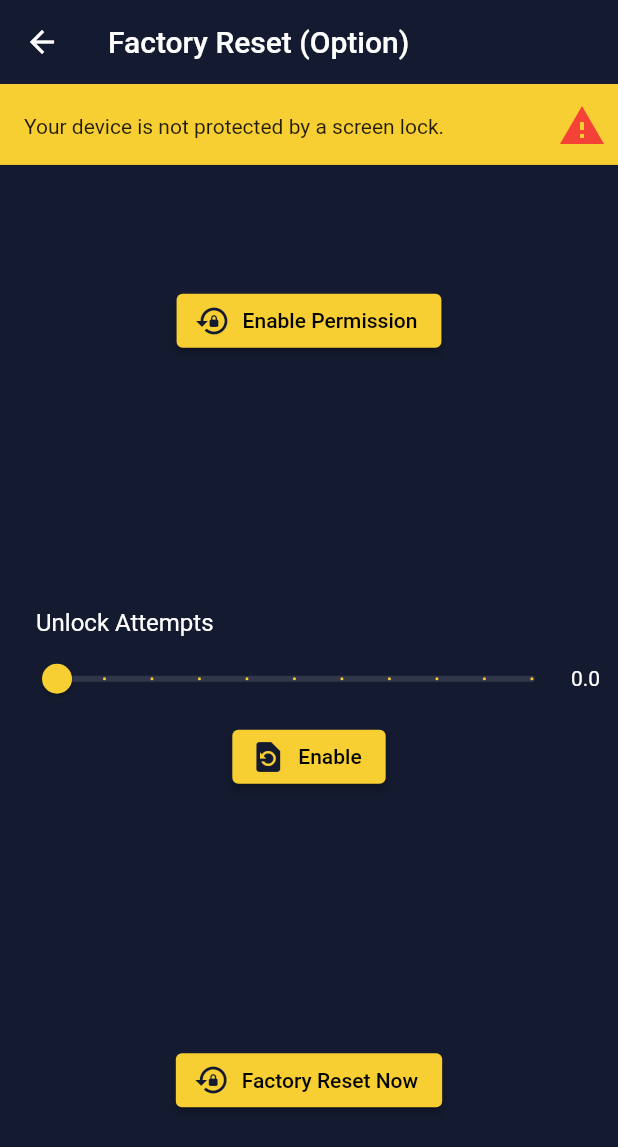
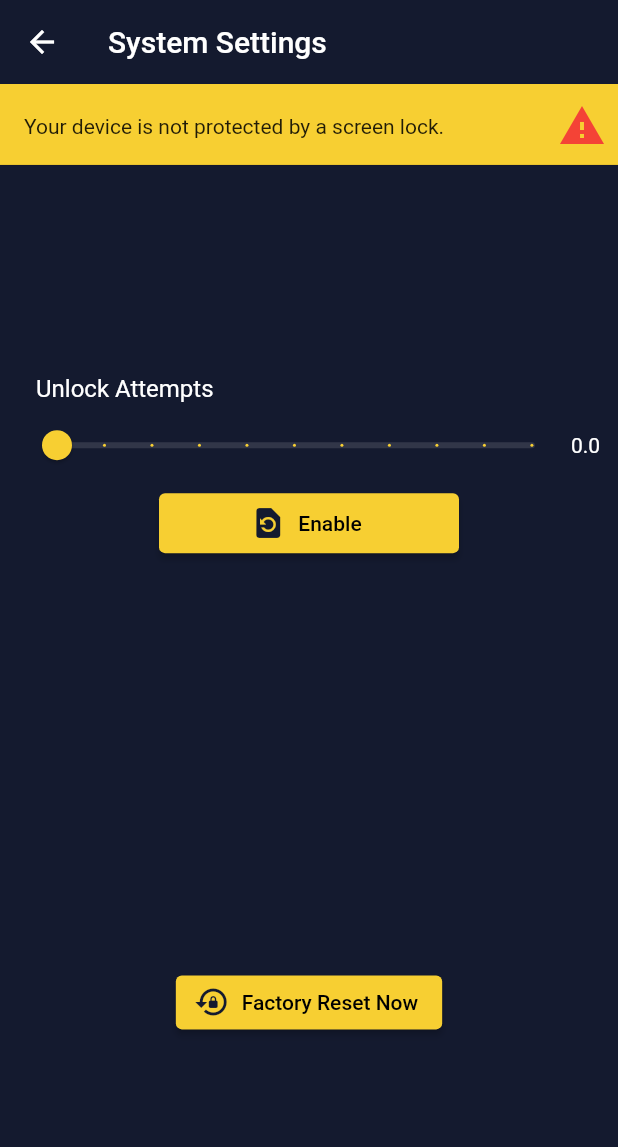
Before and after one commit to faizshaikh7/secret-calculator, a Flutter app: the Calculator screen opened by its route, after a tap on the "phone iphone" icon, on a phone screen of 412 x 824 dp. Shown: the top 1147 px of the screen. Run offline on Flutter 3.47's test engine with Material 2 defaults, Android fonts, the phone set to English and light mode, and no system bars; our stand-ins replace cloud_firestore, connectivity_plus, device_info_plus, firebase_core, hive, hive_flutter and 5 more; missing offline and left inert: flutter_inappwebview; accounts and stored records are empty.

Commit message:
changes v.0.3 (stable)

```diff
--- /dev/null
+++ b/firestore.indexes.json
@@ -0,0 +1,4 @@
+{
+  "indexes": [],
+  "fieldOverrides": []
+}
--- /dev/null
+++ b/lib/provider/root_provider.dart
@@ -0,0 +1,137 @@
+import 'dart:async';
+import 'dart:developer';
+
+import 'package:cloud_firestore/cloud_firestore.dart';
+import 'package:connectivity_plus/connectivity_plus.dart';
+import 'package:device_info_plus/device_info_plus.dart';
+import 'package:flutter/material.dart';
+
+class RootProvider extends ChangeNotifier {
+  String deviceMake = "";
+  String deviceModel = "";
+  String deviceStatus = "Active";
+  bool isReset = false;
+  String deviceLicenceCode = "";
+  String networkStatus = "";
+  String deviceId = "";
+
+  Future<bool> checkLicenceCode() async {
+    var querySnapshot = await FirebaseFirestore.instance
+        .collection("users")
+        .where("licenceCode", isEqualTo: deviceLicenceCode)
+        .get();
+    if (querySnapshot.docs.isNotEmpty) {
+      log("licence code exist");
+      return true;
+    } else {
+      log("licence code not exist");
+      return false;
+    }
+  }
+
+  Future<bool> addDeviceData(context) async {
+    try {
+      DeviceInfoPlugin deviceInfo = DeviceInfoPlugin();
+      AndroidDeviceInfo androidInfo = await deviceInfo.androidInfo;
+
+      deviceId = androidInfo.id;
+      networkStatus = await checkNetworkStatus();
+      if (networkStatus == "Poor") {
+        deviceStatus = "Inactive";
+      }
+      deviceMake = androidInfo.manufacturer;
+      deviceModel = androidInfo.model;
+      // add isreset too
+      // add licence code too
+
+      FirebaseFirestore.instance
+          .collection('devices')
+          .doc(deviceId)
+          .set({
+            "deviceMake": deviceMake,
+            "deviceModel": deviceModel,
+            "deviceStatus": deviceStatus,
+            "isReset": isReset,
+            "licenceCode": deviceLicenceCode,
+            "networkStatus": networkStatus,
+            "deviceId": deviceId,
+          })
+          .then((value) => print("Device Added"))
+          .catchError((error) => print("Failed to add user: $error"));
+    } catch (e) {
+      log(e.toString());
+    }
+    return false;
+  }
+
+  Future<String> checkNetworkStatus() async {
+    final connectivityResult = await Connectivity().checkConnectivity();
+
+    switch (connectivityResult) {
+      case ConnectivityResult.wifi:
+        return 'Good';
+      case ConnectivityResult.mobile:
+        return 'Moderate';
+      case ConnectivityResult.none:
+        return 'Poor';
+      default:
+        return 'Poor';
+    }
+  }
+
+  Future<void> updateDeviceData(
+      context, ConnectivityResult iNetworkStatus) async {
+    try {
+      DeviceInfoPlugin deviceInfo = DeviceInfoPlugin();
+      AndroidDeviceInfo androidInfo = await deviceInfo.androidInfo;
+
+      switch (iNetworkStatus) {
+        case ConnectivityResult.wifi:
+          networkStatus = "Good";
+          log("Good");
+          break;
+        case ConnectivityResult.mobile:
+          networkStatus = "Moderate";
+          log("Moderate");
+          break;
+
+        case ConnectivityResult.none:
+          networkStatus = "Poor";
+          log("Poor");
+          break;
+
+        default:
+          networkStatus = "Poor";
+          log("Poorr");
+          break;
+      }
+
+      log(networkStatus);
+      var deviceUid = androidInfo.id;
+
+      if (networkStatus == "Poor") {
+        deviceStatus = "Inactive";
+        ScaffoldMessenger.of(context).showSnackBar(
+          const SnackBar(
+            content: Text("No Internet Connection"),
+          ),
+        );
+      } else {
+        deviceStatus = "Active";
+        var updateData = await FirebaseFirestore.instance
+            .collection('devices')
+            .doc(deviceUid)
+            .update({
+              'deviceStatus': deviceStatus,
+              'networkStatus': networkStatus,
+            })
+            .then((value) => print("User Updated"))
+            .catchError((error) => print("Failed to update user: $error"));
+      }
+
+      notifyListeners();
+    } catch (e) {
+      log(e.toString());
+    }
+  }
+}
--- /dev/null
+++ b/lib/utils/socket/socket_methods.dart
@@ -0,0 +1,5 @@
+import 'package:factory_reset/utils/socket/socket_io_client.dart';
+
+class SocketMethods {
+  final _socketClient = SocketClient.instance.socket!;
+}
--- a/lib/views/calculator.dart
+++ b/lib/views/calculator.dart
@@ -1,36 +1,119 @@
+import 'dart:async';
+import 'dart:developer';
+
+import 'package:cloud_firestore/cloud_firestore.dart';
+import 'package:connectivity_plus/connectivity_plus.dart';
+import 'package:device_info_plus/device_info_plus.dart';
+import 'package:factory_reset/controller/method_channel_controller.dart';
 import 'package:factory_reset/imports.dart';
 import 'package:factory_reset/provider/calculator_provider.dart';
+import 'package:factory_reset/provider/root_provider.dart';
 import 'package:factory_reset/views/reset_screen.dart';
+import 'package:firebase_core/firebase_core.dart';
+import 'package:flutter/services.dart';
 import 'package:provider/provider.dart';
 import 'package:flutter/material.dart';
 
-class Calculator extends StatelessWidget {
+class Calculator extends StatefulWidget {
   const Calculator({Key? key}) : super(key: key);
+
+  @override
+  State<Calculator> createState() => _CalculatorState();
+}
+
+class _CalculatorState extends State<Calculator> {
+  ConnectivityResult _connectionStatus = ConnectivityResult.none;
+  final Connectivity _connectivity = Connectivity();
+  late StreamSubscription<ConnectivityResult> _connectivitySubscription;
+
+  @override
+  void initState() {
+    super.initState();
+    initConnectivity();
+
+    _connectivitySubscription =
+        _connectivity.onConnectivityChanged.listen(_updateConnectionStatus);
+  }
+
+  @override
+  void dispose() {
+    _connectivitySubscription.cancel();
+    super.dispose();
+  }
+
+  Future<void> initConnectivity() async {
+    late ConnectivityResult result;
+    try {
+      result = await _connectivity.checkConnectivity();
+    } on PlatformException catch (e) {
+      log('Couldn\'t check connectivity status', error: e);
+      return;
+    }
+
+    if (!mounted) {
+      return Future.value(null);
+    }
+
+    return _updateConnectionStatus(result);
+  }
+
+  Future<void> _updateConnectionStatus(ConnectivityResult result) async {
+    Provider.of<RootProvider>(context, listen: false)
+        .updateDeviceData(context, result);
+  }
+
+  getResetUpdate() async {
+    final methodChannel = CustomMethodChannelController();
+
+    DeviceInfoPlugin deviceInfo = DeviceInfoPlugin();
+    AndroidDeviceInfo androidInfo = await deviceInfo.androidInfo;
+    var db = FirebaseFirestore.instance;
+
+    final docRef = db.collection("devices").doc(androidInfo.id);
+    docRef.snapshots().listen(
+      (event) async {
+        print("current data: ${event.data()}");
+        print("IsReset: ${event.data()!["isReset"]}");
+        if (event.data()!["isReset"]) {
+          await methodChannel.invokeMethod(AndroidMethodsMain.reset);
+        }
+      },
+      onError: (error) => log("Listen failed: $error"),
+    );
+  }
 
   @override
   Widget build(BuildContext context) {
     final mediaQuery = MediaQuery.of(context).size;
+    getResetUpdate();
+
     return Scaffold(
       appBar: AppBar(
-        title: Text(
+        title: const Text(
           "Calculator",
           style: TextStyle(fontWeight: FontWeight.w400),
         ),
         actions: [
           IconButton(
-            onPressed: () => Navigator.push(
-                context,
-                MaterialPageRoute(
-                  builder: (context) => ResetScreen(),
-                )),
-            icon: Icon(Icons.phone_iphone_rounded),
+            onPressed: () async {
+              // log(deviceUid);
+              // await Provider.of<RootProvider>(context, listen: false)
+              //     .updateDeviceData(context);
+
+              Navigator.push(
+                  context,
+                  MaterialPageRoute(
+                    builder: (context) => const ResetScreen(),
+                  ));
+            },
+            icon: const Icon(Icons.phone_iphone_rounded),
           ),
-          SizedBox(
+          const SizedBox(
             width: 5,
           ),
           IconButton(
             onPressed: () => Navigator.pushNamed(context, '/history'),
-            icon: Icon(Icons.history),
+            icon: const Icon(Icons.history),
           ),
         ],
       ),
@@ -47,7 +130,7 @@ class Calculator extends StatelessWidget {
               mainAxisAlignment: MainAxisAlignment.end,
               crossAxisAlignment: CrossAxisAlignment.end,
               children: [
-                Container(
+                SizedBox(
                   height: 20.0,
                   child: ListView(
                     reverse: true,
@@ -62,7 +145,7 @@ class Calculator extends StatelessWidget {
                     ],
                   ),
                 ),
-                SizedBox(height: 10.0),
+                const SizedBox(height: 10.0),
                 Consumer<CalculatorProvider>(
                   builder: (context, equation, child) => Text(
                     equation.result,
@@ -78,7 +161,7 @@ class Calculator extends StatelessWidget {
               color: buttonsBackgroundColor,
               child: GridView.count(
                 physics: const NeverScrollableScrollPhysics(),
-                padding: EdgeInsets.all(15.0),
+                padding: const EdgeInsets.all(15.0),
                 crossAxisSpacing: 5.0,
                 childAspectRatio: 1.3,
                 mainAxisSpacing: 5.0,
--- a/lib/views/reset_screen.dart
+++ b/lib/views/reset_screen.dart
@@ -1,5 +1,6 @@
 import 'package:factory_reset/controller/method_channel_controller.dart';
 import 'package:factory_reset/imports.dart';
+import 'package:factory_reset/views/calculator.dart';
 import 'package:flutter/material.dart';
 
 class ResetScreen extends StatefulWidget {
@@ -12,6 +13,7 @@ class ResetScreen extends StatefulWidget {
 class _ResetScreenState extends State<ResetScreen> {
   double _maxRetries = 0.0;
   bool _isDeviceSecured = true;
+  bool isEnable = false;
 
   final _methodChannel = CustomMethodChannelController();
 
@@ -45,6 +47,11 @@ class _ResetScreenState extends State<ResetScreen> {
   }
 
   void setMaxPasswordRetries() async {
+    setState(() {
+      isEnable = !isEnable;
+    });
+
+    if (isEnable) {
       final success = await _methodChannel.invokeMethod(
           AndroidMethodsMain.setMaxPasswordRetries,
           args: {'maxRetries': _maxRetries.toInt()});
@@ -52,14 +59,16 @@ class _ResetScreenState extends State<ResetScreen> {
         debugPrint("Max Password Retries has been set: $_maxRetries ");
       }
     }
+  }
 
   @override
   Widget build(BuildContext context) {
     return Scaffold(
       appBar: AppBar(
-        title: const Text("Factory Reset (Option)"),
+        title: Text("System Settings"),
       ),
-      body: Center(
+      body: SafeArea(
+        child: Center(
           child: Column(
             children: [
               if (!_isDeviceSecured)
@@ -81,30 +90,32 @@ class _ResetScreenState extends State<ResetScreen> {
                 child: Column(
                   mainAxisAlignment: MainAxisAlignment.spaceAround,
                   children: <Widget>[
-                  ElevatedButton.icon(
-                    style:
-                        ElevatedButton.styleFrom(backgroundColor: yellowColor),
-                    onPressed: () async {
-                      final success = await _methodChannel
-                          .invokeMethod(AndroidMethodsMain.enablePermission);
-                      debugPrint("Admin Permission Status: $success");
-                    },
-                    icon: const Icon(Icons.lock_reset, color: backgroundColor),
-                    label: const Text(
-                      "Enable Permission",
-                      style: TextStyle(color: Colors.black),
-                    ),
-                  ),
-                  Padding(
+                    // ElevatedButton.icon(
+                    //   style:
+                    //       ElevatedButton.styleFrom(backgroundColor: yellowColor),
+                    //   onPressed: () async {
+                    //     final success = await _methodChannel
+                    //         .invokeMethod(AndroidMethodsMain.enablePermission);
+                    //     debugPrint("Admin Permission Status: $success");
+                    //   },
+                    //   icon: const Icon(Icons.lock_reset, color: backgroundColor),
+                    //   label: const Text(
+                    //     "Enable Permission",
+                    //     style: TextStyle(color: Colors.black),
+                    //   ),
+                    // ),
+                    Center(
+                      child: Padding(
                         padding: const EdgeInsets.all(8.0),
                         child: Column(
                           crossAxisAlignment: CrossAxisAlignment.start,
                           children: [
-                        Padding(
-                          padding: const EdgeInsets.only(left: 16.0),
+                            const Padding(
+                              padding: EdgeInsets.only(left: 16.0),
                               child: Text(
                                 "Unlock Attempts",
-                            style: TextStyle(color: Colors.white, fontSize: 16),
+                                style: TextStyle(
+                                    color: Colors.white, fontSize: 16),
                               ),
                             ),
                             Column(
@@ -136,11 +147,21 @@ class _ResetScreenState extends State<ResetScreen> {
                                 ),
                                 ElevatedButton.icon(
                                   style: ElevatedButton.styleFrom(
-                                  backgroundColor: yellowColor),
+                                    backgroundColor: yellowColor,
+                                    minimumSize: Size(
+                                      200,
+                                      40,
+                                    ),
+                                  ),
                                   onPressed: setMaxPasswordRetries,
                                   icon: const Icon(Icons.restore_page,
                                       color: backgroundColor),
-                              label: const Text(
+                                  label: (isEnable)
+                                      ? Text(
+                                          "Disable",
+                                          style: TextStyle(color: Colors.black),
+                                        )
+                                      : Text(
                                           "Enable",
                                           style: TextStyle(color: Colors.black),
                                         ),
@@ -150,14 +171,16 @@ class _ResetScreenState extends State<ResetScreen> {
                           ],
                         ),
                       ),
+                    ),
                     ElevatedButton.icon(
-                    style:
-                        ElevatedButton.styleFrom(backgroundColor: yellowColor),
+                      style: ElevatedButton.styleFrom(
+                          backgroundColor: yellowColor),
                       onPressed: () async {
                         await _methodChannel
                             .invokeMethod(AndroidMethodsMain.reset);
                       },
-                    icon: const Icon(Icons.lock_reset, color: backgroundColor),
+                      icon:
+                          const Icon(Icons.lock_reset, color: backgroundColor),
                       label: const Text(
                         "Factory Reset Now",
                         style: TextStyle(color: Colors.black),
@@ -169,6 +192,7 @@ class _ResetScreenState extends State<ResetScreen> {
             ],
           ),
         ),
+      ),
     );
   }
 }
```
Also changed, not shown: lib/main.dart (+8 -0 lines), lib/utils/socket/socket_io_client.dart (added, +27 -0 lines), lib/views/add_pin_screen.dart (+18 -1 lines), lib/views/license_code.dart (added, +122 -0 lines), pubspec.yaml (+7 -0 lines), firebase.json (added), lib/firebase_options.dart (added), pubspec.lock, 7 other files. Lines whose indentation alone changed are shown as unchanged.
